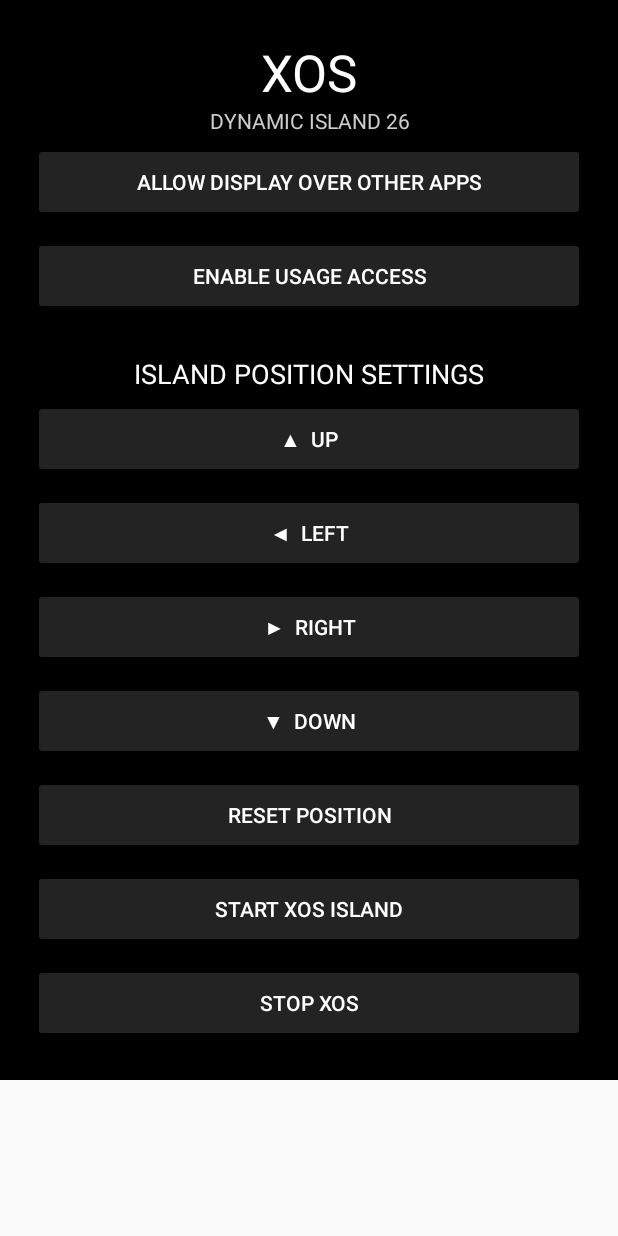
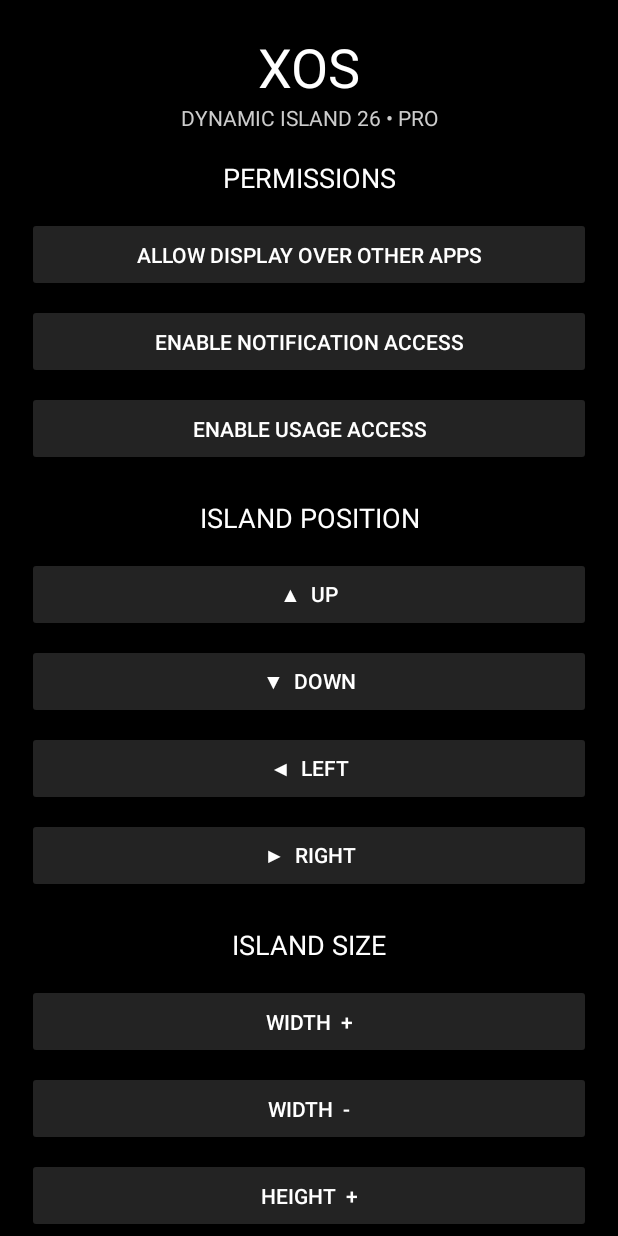
Before and after one commit to arifmiah790850-sudo/Xos, an Android app: the screen it shows after launch (MainActivity), on a phone screen of 412 x 824 dp. Run offline under Robolectric (Android 15) with nearby library versions, the phone set to English and light mode, and no system bars.

Commit message:
Upgrade XOS Island position and size controls

```diff
--- a/app/src/main/java/com/xos/dynamicisland/MainActivity.java
+++ b/app/src/main/java/com/xos/dynamicisland/MainActivity.java
@@ -12,99 +12,160 @@ public class MainActivity extends Activity {
 
     LinearLayout root;
     android.content.SharedPreferences prefs;
+    TextView sizeInfo;
 
-    int dp(int n) {
+    int dp(float n) {
         return (int)(n * getResources().getDisplayMetrics().density + 0.5f);
     }
 
-    void addButton(String name, Runnable action) {
+    void updateIsland() {
+        sendBroadcast(new Intent("com.xos.dynamicisland.UPDATE"));
+    }
+
+    void button(String name, Runnable action) {
         Button b = new Button(this);
         b.setText(name);
         b.setTextColor(Color.WHITE);
         b.setBackgroundTintList(
             android.content.res.ColorStateList.valueOf(Color.rgb(35,35,35))
         );
-
         LinearLayout.LayoutParams p =
-            new LinearLayout.LayoutParams(-1, dp(52));
-        p.setMargins(dp(4),dp(5),dp(4),dp(5));
+            new LinearLayout.LayoutParams(-1, dp(50));
+        p.setMargins(0,dp(4),0,dp(4));
         root.addView(b,p);
         b.setOnClickListener(v -> action.run());
     }
 
-    void move(int dx, int dy) {
-        int x = prefs.getInt("x",0) + dp(dx);
-        int y = prefs.getInt("y",dp(5)) + dp(dy);
+    void heading(String name) {
+        TextView t = new TextView(this);
+        t.setText(name);
+        t.setTextColor(Color.WHITE);
+        t.setTextSize(18);
+        t.setGravity(Gravity.CENTER);
+        t.setPadding(0,dp(18),0,dp(10));
+        root.addView(t);
+    }
 
-        int maxY = getResources().getDisplayMetrics().heightPixels - dp(70);
-        y = Math.max(0,Math.min(y,maxY));
+    void info(String name) {
+        TextView t = new TextView(this);
+        t.setText(name);
+        t.setTextColor(Color.LTGRAY);
+        t.setTextSize(14);
+        t.setGravity(Gravity.CENTER);
+        root.addView(t);
+    }
 
-        prefs.edit().putInt("x",x).putInt("y",y).apply();
-        Toast.makeText(this,"XOS Position Saved",Toast.LENGTH_SHORT).show();
+    void change(String key, int amount, int min, int max) {
+        int value = prefs.getInt(key, 0);
+        value = Math.max(min, Math.min(max, value + amount));
+        prefs.edit().putInt(key,value).apply();
+        refresh();
+        updateIsland();
+    }
+
+    void refresh() {
+        int x = prefs.getInt("x",0);
+        int y = prefs.getInt("y",dp(5));
+        int w = prefs.getInt("width",112);
+        int h = prefs.getInt("height",34);
+
+        sizeInfo.setText(
+            "X: "+x+"   Y: "+y+
+            "\nWidth: "+w+"   Height: "+h
+        );
     }
 
     @Override
-    protected void onCreate(Bundle savedInstanceState) {
-        super.onCreate(savedInstanceState);
+    protected void onCreate(Bundle state) {
+        super.onCreate(state);
 
         prefs = getSharedPreferences("XOS_POSITION",MODE_PRIVATE);
 
         root = new LinearLayout(this);
         root.setOrientation(LinearLayout.VERTICAL);
-        root.setPadding(dp(18),dp(25),dp(18),dp(20));
+        root.setPadding(dp(18),dp(20),dp(18),dp(25));
         root.setBackgroundColor(Color.BLACK);
 
         TextView title = new TextView(this);
         title.setText("XOS");
-        title.setTextSize(34);
+        title.setTextSize(36);
         title.setTextColor(Color.WHITE);
         title.setGravity(Gravity.CENTER);
         root.addView(title);
 
-        TextView sub = new TextView(this);
-        sub.setText("DYNAMIC ISLAND 26");
-        sub.setTextColor(Color.LTGRAY);
-        sub.setGravity(Gravity.CENTER);
-        root.addView(sub);
+        info("DYNAMIC ISLAND 26 • PRO");
 
-        addButton("ALLOW DISPLAY OVER OTHER APPS", () ->
-            startActivity(new Intent(Settings.ACTION_MANAGE_OVERLAY_PERMISSION,
-                android.net.Uri.parse("package:"+getPackageName()))));
+        heading("PERMISSIONS");
 
-        addButton("ENABLE USAGE ACCESS", () ->
-            startActivity(new Intent(Settings.ACTION_USAGE_ACCESS_SETTINGS)));
+        button("ALLOW DISPLAY OVER OTHER APPS", () ->
+            startActivity(new Intent(
+                Settings.ACTION_MANAGE_OVERLAY_PERMISSION,
+                android.net.Uri.parse("package:"+getPackageName())
+            ))
+        );
 
-        TextView heading = new TextView(this);
-        heading.setText("\nISLAND POSITION SETTINGS");
-        heading.setTextColor(Color.WHITE);
-        heading.setTextSize(18);
-        heading.setGravity(Gravity.CENTER);
-        root.addView(heading);
+        button("ENABLE NOTIFICATION ACCESS", () ->
+            startActivity(new Intent(
+                "android.settings.ACTION_NOTIFICATION_LISTENER_SETTINGS"
+            ))
+        );
 
-        addButton("▲  UP", () -> move(0,-20));
-        addButton("◀  LEFT", () -> move(-20,0));
-        addButton("▶  RIGHT", () -> move(20,0));
-        addButton("▼  DOWN", () -> move(0,20));
+        button("ENABLE USAGE ACCESS", () ->
+            startActivity(new Intent(Settings.ACTION_USAGE_ACCESS_SETTINGS))
+        );
 
-        addButton("RESET POSITION", () -> {
-            prefs.edit().putInt("x",0).putInt("y",dp(5)).apply();
-            Toast.makeText(this,"Position Reset",Toast.LENGTH_SHORT).show();
+        heading("ISLAND POSITION");
+
+        button("▲  UP", () -> change("y",-dp(10),0,3000));
+        button("▼  DOWN", () -> change("y",dp(10),0,3000));
+        button("◀  LEFT", () -> change("x",-dp(10),-1000,1000));
+        button("▶  RIGHT", () -> change("x",dp(10),-1000,1000));
+
+        heading("ISLAND SIZE");
+
+        button("WIDTH  +", () -> change("width",8,90,300));
+        button("WIDTH  -", () -> change("width",-8,90,300));
+        button("HEIGHT  +", () -> change("height",4,28,100));
+        button("HEIGHT  -", () -> change("height",-4,28,100));
+
+        sizeInfo = new TextView(this);
+        sizeInfo.setTextColor(Color.WHITE);
+        sizeInfo.setTextSize(16);
+        sizeInfo.setGravity(Gravity.CENTER);
+        sizeInfo.setPadding(0,dp(12),0,dp(12));
+        root.addView(sizeInfo);
+        refresh();
+
+        button("RESET POSITION & SIZE", () -> {
+            prefs.edit()
+                .putInt("x",0)
+                .putInt("y",dp(5))
+                .putInt("width",112)
+                .putInt("height",34)
+                .apply();
+            refresh();
+            updateIsland();
         });
 
-        addButton("START XOS ISLAND", () -> {
+        heading("ISLAND CONTROL");
+
+        button("START XOS ISLAND", () -> {
             if (Settings.canDrawOverlays(this)) {
                 Intent i = new Intent(this,IslandService.class);
                 if (Build.VERSION.SDK_INT >= 26)
                     startForegroundService(i);
                 else startService(i);
             } else {
-                startActivity(new Intent(Settings.ACTION_MANAGE_OVERLAY_PERMISSION,
-                    android.net.Uri.parse("package:"+getPackageName())));
+                startActivity(new Intent(
+                    Settings.ACTION_MANAGE_OVERLAY_PERMISSION,
+                    android.net.Uri.parse("package:"+getPackageName())
+                ));
             }
         });
 
-        addButton("STOP XOS", () ->
-            stopService(new Intent(this,IslandService.class)));
+        button("STOP XOS", () ->
+            stopService(new Intent(this,IslandService.class))
+        );
 
         ScrollView scroll = new ScrollView(this);
         scroll.addView(root);
```
Also changed, not shown: app/src/main/java/com/xos/dynamicisland/IslandService.java (+71 -84 lines).
